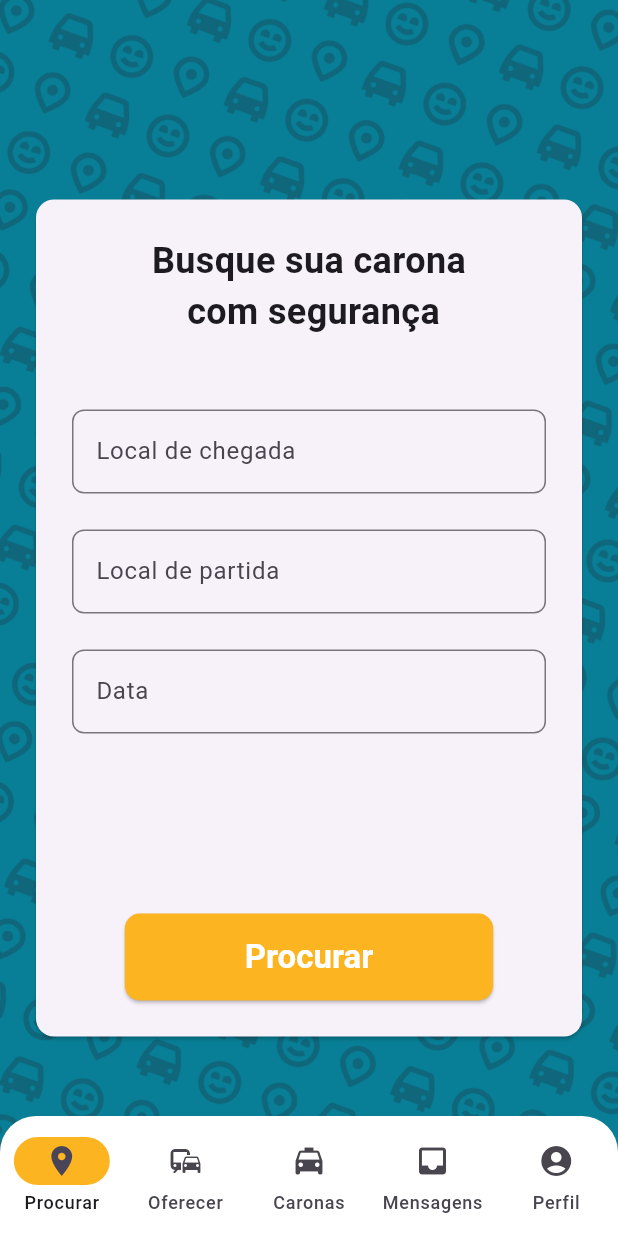
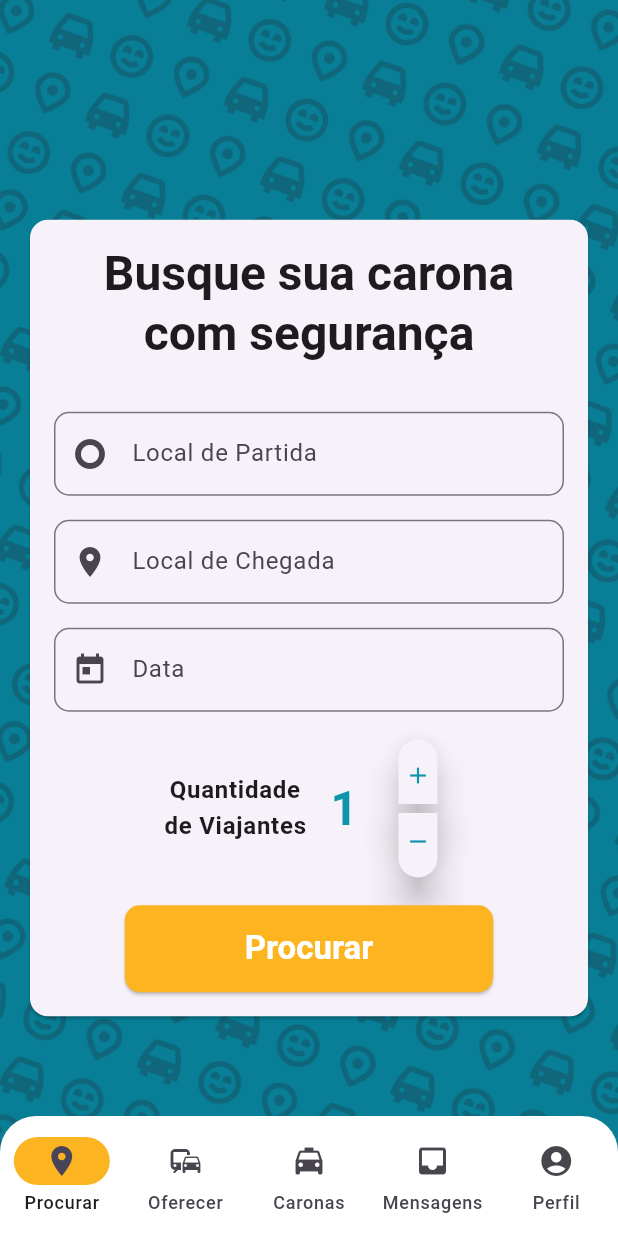
Before and after one commit to fossguild/joynride, a Flutter app: the HomeScreen screen opened directly, on a phone screen of 412 x 824 dp. Run offline on Flutter 3.47's test engine with Material 3 defaults, Android fonts, the phone set to English and light mode, and no system bars.

Commit message:
ref: modularize code and apply minor adjustments

```diff
--- a/app/joynride_app/lib/screens/search_screen.dart
+++ b/app/joynride_app/lib/screens/search_screen.dart
@@ -1,77 +1,81 @@
 import 'package:flutter/material.dart';
+import 'package:joynride_app/widgets/quantity_selector.dart';
 import 'package:joynride_app/widgets/simple_button.dart';
+import 'package:joynride_app/widgets/simple_textfield.dart';
 
 class SearchScreen extends StatelessWidget {
   const SearchScreen({super.key});
 
   @override
   Widget build(BuildContext context) {
-    //var theme = Theme.of(context);
-    //var textStyle = theme.textTheme;
+    const double spacing = 16;
+    final theme = Theme.of(context);
+    final textTheme = theme.textTheme;
 
-    // TODO: implement build
     return Container(
       alignment: Alignment.center,
-      margin: const EdgeInsets.all(20.0),
+      margin: const EdgeInsets.all(spacing),
+      child: SingleChildScrollView(
         child: Card(
           child: Padding(
-          padding: EdgeInsets.all(24.0),
+            padding: const EdgeInsets.all(spacing),
             child: Column(
               mainAxisSize: MainAxisSize.min,
               children: [
-              const Text(
-                'Busque sua carona \n com segurança',
+                Text(
+                  'Busque sua carona com segurança',
                   textAlign: TextAlign.center,
-                style: TextStyle(fontWeight: FontWeight.bold, fontSize: 24),
-                //style: textStyle.textTheme
-              ),
-              const SizedBox(
-                height: 48.0,
-              ),
-              const TextField(
-                decoration: InputDecoration(
-                  labelText: 'Local de chegada',
-                  hintText: 'ponto',
-                  hintStyle: TextStyle(color: Colors.grey),
-                  border: OutlineInputBorder(
-                    borderRadius: BorderRadius.all(
-                      Radius.circular(8.0),
-                    ),
-                  ),
+                  style: textTheme.headlineLarge!.copyWith(
+                    fontWeight: FontWeight.bold,
                   ),
                 ),
                 const SizedBox(
-                height: 24.0,
+                  height: 2 * spacing,
                 ),
-              const TextField(
-                decoration: InputDecoration(
-                  labelText: 'Local de partida',
-                  hintText: 'ponto',
-                  hintStyle: TextStyle(color: Colors.grey),
-                  border: OutlineInputBorder(
-                    borderRadius: BorderRadius.all(
-                      Radius.circular(8.0),
-                    ),
-                  ),
-                ),
+                const SimpleTextField(
+                  labelText: 'Local de Partida',
+                  hintText: 'Ponto',
+                  icon: Icon(Icons.trip_origin_rounded),
                 ),
                 const SizedBox(
-                height: 24.0,
+                  height: spacing,
                 ),
-              const TextField(
-                decoration: InputDecoration(
+                const SimpleTextField(
+                    labelText: 'Local de Chegada',
+                    hintText: 'Ponto',
+                    icon: Icon(Icons.place)),
+                const SizedBox(
+                  height: spacing,
+                ),
+                const SimpleTextField(
                   labelText: 'Data',
                   hintText: 'dd/mm/yyyy',
-                  hintStyle: TextStyle(color: Colors.grey),
-                  border: OutlineInputBorder(
-                    borderRadius: BorderRadius.all(
-                      Radius.circular(8.0),
-                    ),
-                  ),
-                ),
+                  icon: Icon(Icons.today),
+                  textInputType: TextInputType.number,
                 ),
                 const SizedBox(
-                height: 120.0,
+                  height: spacing,
+                ),
+                Row(
+                  mainAxisAlignment: MainAxisAlignment.center,
+                  children: [
+                    Text(
+                      'Quantidade \nde Viajantes',
+                      textAlign: TextAlign.center,
+                      style: textTheme.bodyLarge!
+                          .copyWith(fontWeight: FontWeight.bold),
+                    ),
+                    const SizedBox(
+                      width: spacing,
+                    ),
+                    QuantitySelector(
+                      min: 1,
+                      initialValue: 1,
+                    ),
+                  ],
+                ),
+                const SizedBox(
+                  height: spacing,
                 ),
                 SimpleButton(
                   text: 'Procurar',
@@ -81,6 +85,7 @@ class SearchScreen extends StatelessWidget {
             ),
           ),
         ),
+      ),
     );
   }
 }
```
Lines whose indentation alone changed are shown as unchanged.
